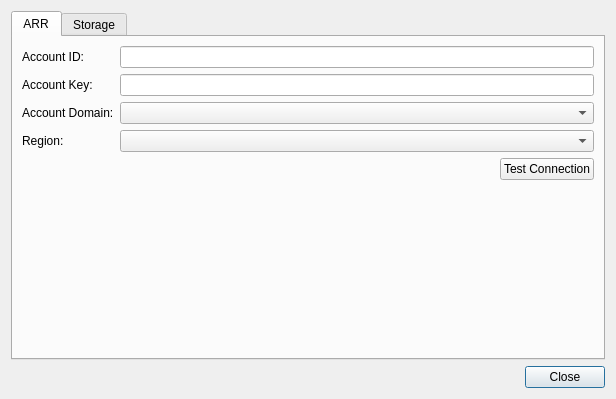
Old version of the form ArrtSource/App/SettingsDlg.ui in the repository Azure/azure-remote-rendering-asset-tool.
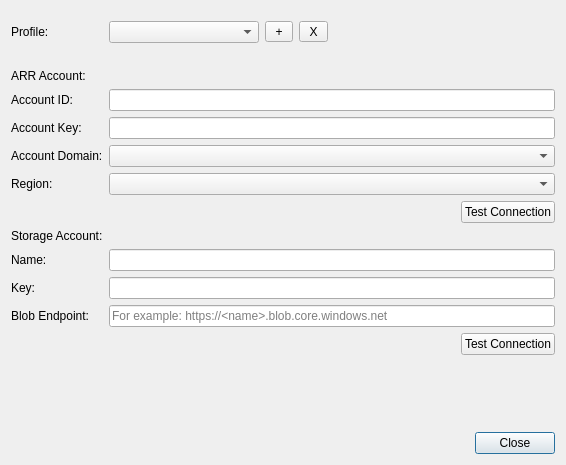
New version of the form.

Commit message:
Added account connection profiles (#151)
* Fixed double https prefix
* Added account connection profiles

What changed in the file:
```diff
--- a/ArrtSource/App/SettingsDlg.ui
+++ b/ArrtSource/App/SettingsDlg.ui
@@ -6,88 +6,33 @@
    <rect>
     <x>0</x>
     <y>0</y>
-    <width>616</width>
-    <height>399</height>
+    <width>566</width>
+    <height>465</height>
    </rect>
   </property>
   <property name="windowTitle">
    <string>Settings</string>
   </property>
-  <layout class="QVBoxLayout" name="verticalLayout_2">
-   <item>
-    <widget class="QTabWidget" name="tabWidget">
-     <property name="currentIndex">
-      <number>0</number>
-     </property>
-     <widget class="QWidget" name="tab">
-      <attribute name="title">
-       <string>ARR</string>
-      </attribute>
       <layout class="QVBoxLayout" name="verticalLayout">
+   <item>
+    <spacer name="verticalSpacer_2">
+     <property name="orientation">
+      <enum>Qt::Vertical</enum>
+     </property>
+     <property name="sizeType">
+      <enum>QSizePolicy::Minimum</enum>
+     </property>
+     <property name="sizeHint" stdset="0">
+      <size>
+       <width>20</width>
+       <height>10</height>
+      </size>
+     </property>
+    </spacer>
+   </item>
        <item>
         <layout class="QGridLayout" name="gridLayout">
-         <item row="0" column="0">
-          <widget class="QLabel" name="label">
-           <property name="text">
-            <string>Account ID:</string>
-           </property>
-          </widget>
-         </item>
-         <item row="0" column="1">
-          <widget class="QLineEdit" name="ArrAccountID">
-           <property name="toolTip">
-            <string>The ID for the remote rendering account.</string>
-           </property>
-           <property name="accessibleName">
-            <string>ARR Account ID</string>
-           </property>
-          </widget>
-         </item>
-         <item row="1" column="0">
-          <widget class="QLabel" name="label_2">
-           <property name="text">
-            <string>Account Key:</string>
-           </property>
-          </widget>
-         </item>
-         <item row="1" column="1">
-          <widget class="QLineEdit" name="ArrAccountKey">
-           <property name="toolTip">
-            <string>The key for the remote rendering account.</string>
-           </property>
-           <property name="accessibleName">
-            <string>ARR Account Key</string>
-           </property>
-           <property name="echoMode">
-            <enum>QLineEdit::Password</enum>
-           </property>
-          </widget>
-         </item>
-         <item row="2" column="0">
-          <widget class="QLabel" name="label_3">
-           <property name="text">
-            <string>Account Domain:</string>
-           </property>
-          </widget>
-         </item>
-         <item row="2" column="1">
-          <widget class="QComboBox" name="ArrAccountDomain">
-           <property name="toolTip">
-            <string>Where the remote rendering account was set up.</string>
-           </property>
-           <property name="accessibleName">
-            <string>ARR Account Domain</string>
-           </property>
-          </widget>
-         </item>
-         <item row="3" column="0">
-          <widget class="QLabel" name="label_4">
-           <property name="text">
-            <string>Region:</string>
-           </property>
-          </widget>
-         </item>
-         <item row="3" column="1">
+     <item row="6" column="1">
           <widget class="QComboBox" name="ArrRegion">
            <property name="toolTip">
             <string>The region where the remote rendering session should be started. Choose the region that is closest to your physical location.</string>
@@ -97,9 +42,74 @@
            </property>
           </widget>
          </item>
-        </layout>
-       </item>
-       <item>
+     <item row="5" column="0">
+      <widget class="QLabel" name="label_3">
+       <property name="text">
+        <string>Account Domain:</string>
+       </property>
+      </widget>
+     </item>
+     <item row="11" column="0">
+      <widget class="QLabel" name="label_7">
+       <property name="text">
+        <string>Blob Endpoint:</string>
+       </property>
+      </widget>
+     </item>
+     <item row="12" column="1">
+      <layout class="QHBoxLayout" name="horizontalLayout_2">
+       <item>
+        <spacer name="horizontalSpacer_2">
+         <property name="orientation">
+          <enum>Qt::Horizontal</enum>
+         </property>
+         <property name="sizeHint" stdset="0">
+          <size>
+           <width>40</width>
+           <height>20</height>
+          </size>
+         </property>
+        </spacer>
+       </item>
+       <item>
+        <widget class="QPushButton" name="TestStorage">
+         <property name="toolTip">
+          <string>Tests whether the connection to the storage account works.</string>
+         </property>
+         <property name="text">
+          <string>Test Connection</string>
+         </property>
+         <property name="autoDefault">
+          <bool>false</bool>
+         </property>
+         <property name="default">
+          <bool>false</bool>
+         </property>
+        </widget>
+       </item>
+      </layout>
+     </item>
+     <item row="4" column="1">
+      <widget class="QLineEdit" name="ArrAccountKey">
+       <property name="toolTip">
+        <string>The key for the remote rendering account.</string>
+       </property>
+       <property name="accessibleName">
+        <string>ARR Account Key</string>
+       </property>
+       <property name="echoMode">
+        <enum>QLineEdit::Password</enum>
+       </property>
+      </widget>
+     </item>
+     <item row="9" column="0">
+      <widget class="QLabel" name="label_5">
+       <property name="text">
+        <string>Name:</string>
+       </property>
+      </widget>
+     </item>
+     <item row="7" column="1">
         <layout class="QHBoxLayout" name="horizontalLayout">
          <item>
           <spacer name="horizontalSpacer">
@@ -132,37 +142,8 @@
          </item>
         </layout>
        </item>
-       <item>
-        <spacer name="verticalSpacer">
-         <property name="orientation">
-          <enum>Qt::Vertical</enum>
-         </property>
-         <property name="sizeHint" stdset="0">
-          <size>
-           <width>20</width>
-           <height>158</height>
-          </size>
-         </property>
-        </spacer>
-       </item>
-      </layout>
-     </widget>
-     <widget class="QWidget" name="tab_2">
-      <attribute name="title">
-       <string>Storage</string>
-      </attribute>
-      <layout class="QVBoxLayout" name="verticalLayout_3">
-       <item>
-        <layout class="QGridLayout" name="gridLayout_2">
-         <item row="0" column="0">
-          <widget class="QLabel" name="label_5">
-           <property name="text">
-            <string>Name:</string>
-           </property>
-          </widget>
-         </item>
-         <item row="0" column="1">
-          <widget class="QLineEdit" name="StorageName">
+     <item row="5" column="1">
+      <widget class="QComboBox" name="ArrAccountDomain">
            <property name="toolTip">
             <string>The name of the storage account to connect to.</string>
            </property>
@@ -171,14 +152,28 @@
            </property>
           </widget>
          </item>
-         <item row="1" column="0">
+     <item row="0" column="0">
+      <widget class="QLabel" name="label_9">
+       <property name="text">
+        <string>Profile:</string>
+       </property>
+      </widget>
+     </item>
+     <item row="10" column="0">
           <widget class="QLabel" name="label_6">
            <property name="text">
             <string>Key:</string>
            </property>
           </widget>
          </item>
-         <item row="1" column="1">
+     <item row="4" column="0">
+      <widget class="QLabel" name="label_2">
+       <property name="text">
+        <string>Account Key:</string>
+       </property>
+      </widget>
+     </item>
+     <item row="10" column="1">
           <widget class="QLineEdit" name="StorageKey">
            <property name="toolTip">
             <string>The key to connect to the storage account.</string>
@@ -191,14 +186,7 @@
            </property>
           </widget>
          </item>
-         <item row="2" column="0">
-          <widget class="QLabel" name="label_7">
-           <property name="text">
-            <string>Blob Endpoint:</string>
-           </property>
-          </widget>
-         </item>
-         <item row="2" column="1">
+     <item row="11" column="1">
           <widget class="QLineEdit" name="StorageEndpoint">
            <property name="toolTip">
             <string>The endpoint URL for the storage account. For example: https://&lt;name&gt;.blob.core.windows.net</string>
@@ -211,12 +199,64 @@
            </property>
           </widget>
          </item>
-        </layout>
-       </item>
+     <item row="2" column="0">
+      <widget class="QLabel" name="label_8">
+       <property name="text">
+        <string>ARR Account:</string>
+       </property>
+      </widget>
+     </item>
+     <item row="8" column="0">
+      <widget class="QLabel" name="label_10">
+       <property name="text">
+        <string>Storage Account:</string>
+       </property>
+      </widget>
+     </item>
+     <item row="6" column="0">
+      <widget class="QLabel" name="label_4">
+       <property name="text">
+        <string>Region:</string>
+       </property>
+      </widget>
+     </item>
+     <item row="0" column="1">
+      <layout class="QHBoxLayout" name="horizontalLayout_4">
        <item>
-        <layout class="QHBoxLayout" name="horizontalLayout_2">
+        <widget class="QComboBox" name="ProfileDropDown">
+         <property name="minimumSize">
+          <size>
+           <width>150</width>
+           <height>0</height>
+          </size>
+         </property>
+         <property name="toolTip">
+          <string>List of connection profiles to switch between accounts.</string>
+         </property>
+        </widget>
+       </item>
          <item>
-          <spacer name="horizontalSpacer_2">
+        <widget class="QToolButton" name="AddProfile">
+         <property name="toolTip">
+          <string>Adds a connection profile.</string>
+         </property>
+         <property name="text">
+          <string> + </string>
+         </property>
+        </widget>
+       </item>
+       <item>
+        <widget class="QToolButton" name="RemoveProfile">
+         <property name="toolTip">
+          <string>Removes the currently selected connection profile.</string>
+         </property>
+         <property name="text">
+          <string> X </string>
+         </property>
+        </widget>
+       </item>
+       <item>
+        <spacer name="horizontalSpacer_4">
            <property name="orientation">
             <enum>Qt::Horizontal</enum>
            </property>
@@ -228,40 +268,71 @@
            </property>
           </spacer>
          </item>
-         <item>
-          <widget class="QPushButton" name="TestStorage">
+      </layout>
+     </item>
+     <item row="3" column="1">
+      <widget class="QLineEdit" name="ArrAccountID">
            <property name="toolTip">
-            <string>Tests whether the connection to the storage account works.</string>
-           </property>
+        <string>The ID for the remote rendering account.</string>
+       </property>
+       <property name="accessibleName">
+        <string>ARR Account ID</string>
+       </property>
+      </widget>
+     </item>
+     <item row="3" column="0">
+      <widget class="QLabel" name="label">
            <property name="text">
-            <string>Test Connection</string>
-           </property>
-           <property name="autoDefault">
-            <bool>false</bool>
-           </property>
-           <property name="default">
-            <bool>false</bool>
+        <string>Account ID:</string>
+       </property>
+      </widget>
+     </item>
+     <item row="9" column="1">
+      <widget class="QLineEdit" name="StorageName">
+       <property name="toolTip">
+        <string>The name of the storage account to connect to.</string>
+       </property>
+       <property name="accessibleName">
+        <string>Storage Account Name</string>
            </property>
           </widget>
          </item>
+     <item row="1" column="0">
+      <widget class="QLabel" name="label_11">
+       <property name="text">
+        <string/>
+       </property>
+      </widget>
+     </item>
         </layout>
        </item>
        <item>
-        <spacer name="verticalSpacer_2">
+    <spacer name="verticalSpacer">
          <property name="orientation">
           <enum>Qt::Vertical</enum>
          </property>
          <property name="sizeHint" stdset="0">
           <size>
-           <width>20</width>
-           <height>194</height>
+       <width>17</width>
+       <height>66</height>
           </size>
          </property>
         </spacer>
        </item>
-      </layout>
-     </widget>
-    </widget>
+   <item>
+    <layout class="QHBoxLayout" name="horizontalLayout_3">
+     <item>
+      <spacer name="horizontalSpacer_3">
+       <property name="orientation">
+        <enum>Qt::Horizontal</enum>
+       </property>
+       <property name="sizeHint" stdset="0">
+        <size>
+         <width>40</width>
+         <height>20</height>
+        </size>
+       </property>
+      </spacer>
    </item>
    <item>
     <widget class="QDialogButtonBox" name="Buttons">
@@ -271,6 +342,8 @@
     </widget>
    </item>
   </layout>
+   </item>
+  </layout>
  </widget>
  <resources/>
  <connections/>
```
Left out of the diff: 18 changed lines with no effect on the pictures. Lines whose indentation alone changed are shown as unchanged. The commit also changes 4 other files.
